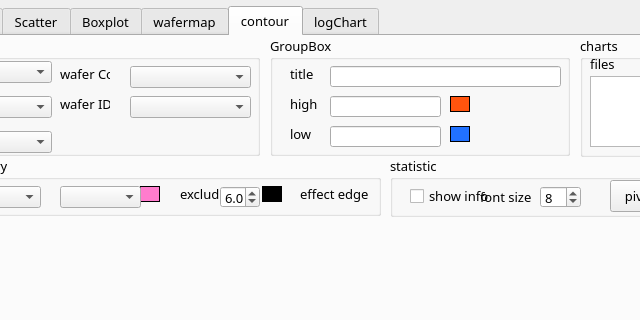
Before: the Qt Designer form mainwindow-mac.ui in cnwang406/p-chart, drawn with Qt 5; both pictures show x 114 to 754 and y 0 to 320 of the 1043 by 942 pixel window.
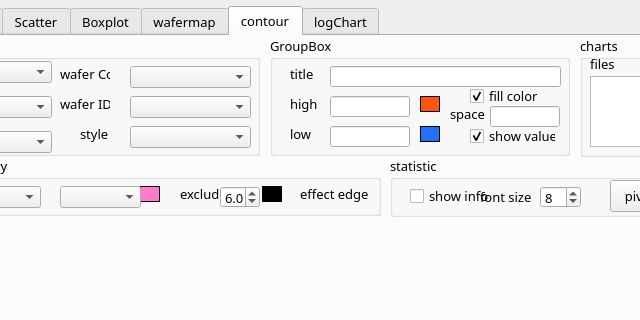
After: the same form once the commit is applied.

Commit message: improve contour workflow and docs

The edit to the form file:
```diff
--- a/mainwindow-mac.ui
+++ b/mainwindow-mac.ui
@@ -4151,6 +4151,29 @@
         </rect>
        </property>
       </widget>
+      <widget class="QLabel" name="label_44">
+       <property name="geometry">
+        <rect>
+         <x>170</x>
+         <y>90</y>
+         <width>41</width>
+         <height>16</height>
+        </rect>
+       </property>
+       <property name="text">
+        <string>style</string>
+       </property>
+      </widget>
+      <widget class="QComboBox" name="contourStyleComboBox">
+       <property name="geometry">
+        <rect>
+         <x>220</x>
+         <y>90</y>
+         <width>121</width>
+         <height>22</height>
+        </rect>
+       </property>
+      </widget>
      </widget>
      <widget class="QGroupBox" name="groupBox_13">
       <property name="geometry">
@@ -4192,7 +4215,7 @@
         <rect>
          <x>60</x>
          <y>60</y>
-         <width>111</width>
+         <width>80</width>
          <height>21</height>
         </rect>
        </property>
@@ -4202,7 +4225,7 @@
         <rect>
          <x>60</x>
          <y>90</y>
-         <width>111</width>
+         <width>80</width>
          <height>21</height>
         </rect>
        </property>
@@ -4236,7 +4259,7 @@
       <widget class="QLabel" name="contourLimitHighColorLabel">
        <property name="geometry">
         <rect>
-         <x>180</x>
+         <x>150</x>
          <y>60</y>
          <width>20</width>
          <height>16</height>
@@ -4255,7 +4278,7 @@
       <widget class="QLabel" name="contourLimitLowColorLabel">
        <property name="geometry">
         <rect>
-         <x>180</x>
+         <x>150</x>
          <y>90</y>
          <width>20</width>
          <height>16</height>
@@ -4271,6 +4294,61 @@
         <string/>
        </property>
       </widget>
+      <widget class="QCheckBox" name="contourFillCheckBox">
+       <property name="geometry">
+        <rect>
+         <x>200</x>
+         <y>50</y>
+         <width>86</width>
+         <height>20</height>
+        </rect>
+       </property>
+       <property name="text">
+        <string>fill color</string>
+       </property>
+       <property name="checked">
+        <bool>true</bool>
+       </property>
+      </widget>
+      <widget class="QLabel" name="label_41">
+       <property name="geometry">
+        <rect>
+         <x>180</x>
+         <y>70</y>
+         <width>41</width>
+         <height>16</height>
+        </rect>
+       </property>
+       <property name="text">
+        <string>space</string>
+       </property>
+      </widget>
+      <widget class="QLineEdit" name="contourLineSpaceLineEdit">
+       <property name="geometry">
+        <rect>
+         <x>220</x>
+         <y>70</y>
+         <width>70</width>
+         <height>21</height>
+        </rect>
+       </property>
+      </widget>
+      <widget class="QCheckBox" name="contourShowValueCheckBox">
+       <property name="geometry">
+        <rect>
+         <x>200</x>
+         <y>90</y>
+         <width>86</width>
+         <height>20</height>
+        </rect>
+       </property>
+       <property name="text">
+        <string>show value</string>
+       </property>
+       <property name="checked">
+        <bool>true</bool>
+       </property>
+      </widget>
      </widget>
      <widget class="QGroupBox" name="groupBox_14">
       <property name="geometry">
```
The commit also changes 8 other files.
